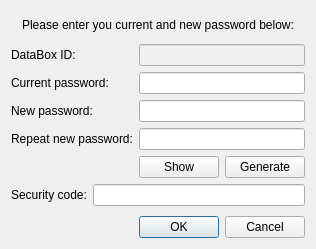
First picture: the form in src/gui/ui/dlg_change_pwd.ui, repository psakar/datovka, before the edit.
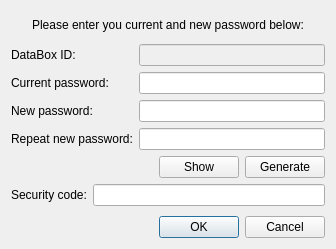
Second picture: the form after the edit. Icons and pictures are not drawn.

Patch:
```diff
--- a/src/gui/ui/dlg_change_pwd.ui
+++ b/src/gui/ui/dlg_change_pwd.ui
@@ -6,7 +6,7 @@
    <rect>
     <x>0</x>
     <y>0</y>
-    <width>305</width>
+    <width>336</width>
     <height>249</height>
    </rect>
   </property>
```
